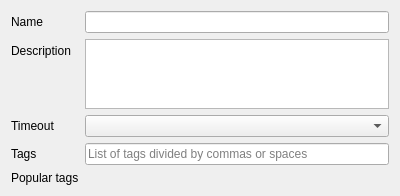
First picture: the form in client/libclient/src/ui/widgets/bookmark_widget.ui, repository networkoptix/nx_open, before the edit.
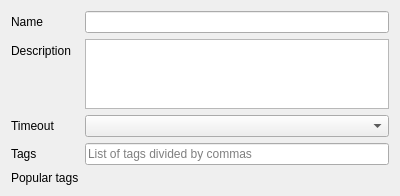
Second picture: the form after the edit.

Commit message:
Few fixes of bookmark tags UI
<==== Mercurial data ====>
Branch: dev_3.0.0_gui

The edit to the form file:
```diff
--- a/client/libclient/src/ui/widgets/bookmark_widget.ui
+++ b/client/libclient/src/ui/widgets/bookmark_widget.ui
@@ -85,7 +85,7 @@
       <item>
        <widget class="QLineEdit" name="tagsLineEdit">
         <property name="placeholderText">
-         <string>List of tags divided by commas or spaces</string>
+         <string>List of tags divided by commas</string>
         </property>
        </widget>
       </item>
```
The commit also changes 1 other file.
